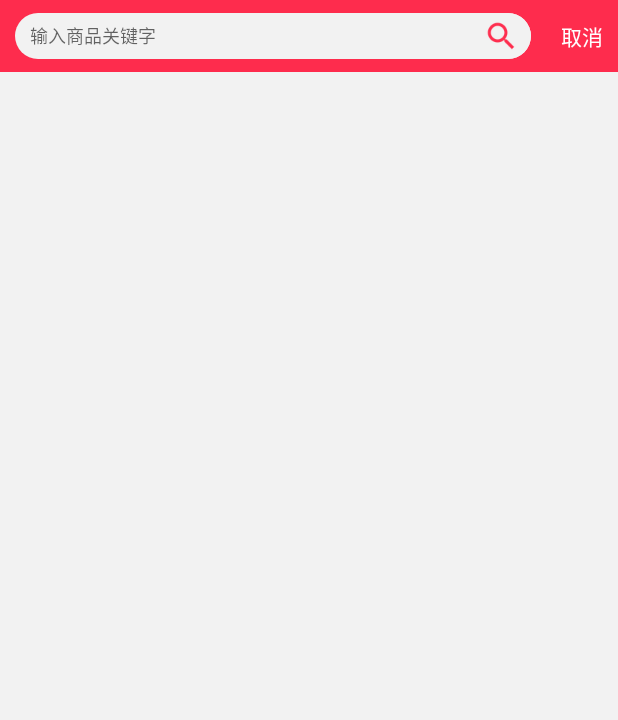
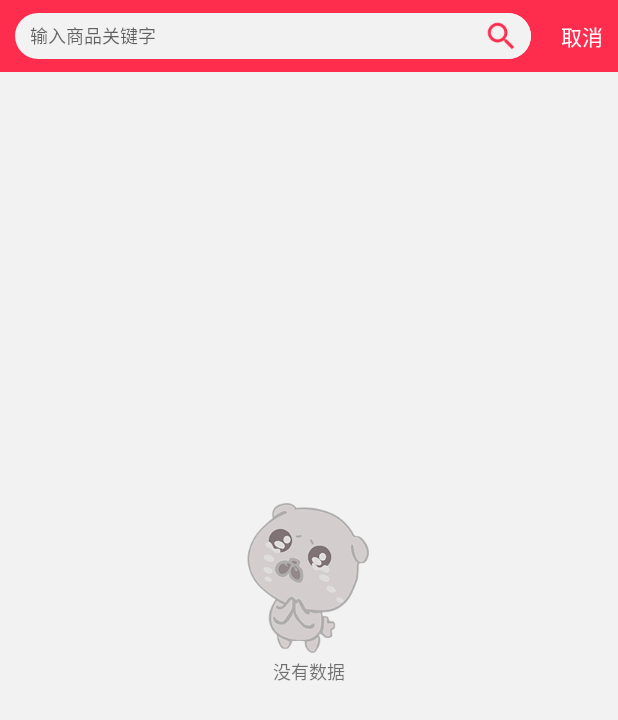
Before and after one commit to weylen/ttsg_user, an Android app: the SearchActivity screen opened directly, with no data from a screen before it, on a phone screen of 412 x 824 dp. Shown: the top 720 px of the screen. Run offline under Robolectric (Android 15) with nearby library versions, the phone set to English and light mode, and no system bars; our stand-ins replace ButterKnife; libraries missing offline, so code that uses them is left out: rx.android.schedulers, rx.schedulers.

Commit message:
修改搜索页面的内容

```diff
--- a/MinutesToHome/src/main/java/com/guaigou/cd/minutestohome/activity/search/SearchActivity.java
+++ b/MinutesToHome/src/main/java/com/guaigou/cd/minutestohome/activity/search/SearchActivity.java
@@ -8,6 +8,7 @@ import android.view.View;
 import android.widget.EditText;
 import android.widget.GridView;
 import android.widget.ListView;
+import android.widget.TextView;
 
 import com.google.common.base.Preconditions;
 import com.guaigou.cd.minutestohome.BaseActivity;
@@ -37,6 +38,7 @@ public class SearchActivity extends BaseActivity implements SearchView{
     @Bind(R.id.Generic_List) ZListView zListView;
     @Bind(R.id.Container) View containerView;
     @Bind(R.id.edit_query) EditText editText;
+    @Bind(R.id.text_empty) TextView emptyView;
 
     private MarketProductAdapter adapter;
     private SearchPresenter searchPresenter;
@@ -48,6 +50,7 @@ public class SearchActivity extends BaseActivity implements SearchView{
         ButterKnife.bind(this);
 
         adapter = new MarketProductAdapter(this, null);
+        zListView.setEmptyView(emptyView);
         zListView.setAdapter(adapter);
         zListView.setFooterVisible(false);
 
--- a/MinutesToHome/src/main/res/layout/activity_search.xml
+++ b/MinutesToHome/src/main/res/layout/activity_search.xml
@@ -63,6 +63,10 @@
 
     </LinearLayout>
 
+    <FrameLayout
+        android:layout_width="match_parent"
+        android:layout_height="match_parent">
+
         <com.guaigou.cd.minutestohome.view.ZListView
             android:id="@+id/Generic_List"
             android:layout_width="match_parent"
@@ -70,5 +74,16 @@
             android:listSelector="@color/transparent"
             android:cacheColorHint="@color/transparent"
             />
+        <TextView
+            android:orientation="vertical" android:layout_width="wrap_content"
+            android:layout_height="wrap_content" android:id="@+id/text_empty"
+            android:text="没有数据" android:textSize="12sp"
+            android:gravity="center" android:layout_centerInParent="true"
+            android:drawableTop="@mipmap/img_load_failure"
+            android:drawablePadding="3dp"
+            android:layout_gravity="center"
+            android:layout_marginBottom="40dp"
+            />
+    </FrameLayout>
 
 </LinearLayout>
```
Also changed, not shown: MinutesToHome/src/main/java/com/guaigou/cd/minutestohome/activity/search/SearchPresenter.java (+1 -11 lines), MinutesToHome/src/main/res/mipmap-xhdpi/launcher_icon.png, MinutesToHome/src/main/res/mipmap-xhdpi/launcher_icon.png.png (deleted). Lines whose indentation alone changed are shown as unchanged.
